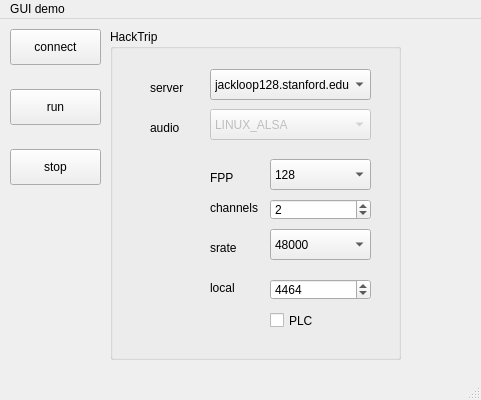
First picture: the form in guiDemo/app/mainwindow.ui, repository cchafe/hacktrip, before the edit.
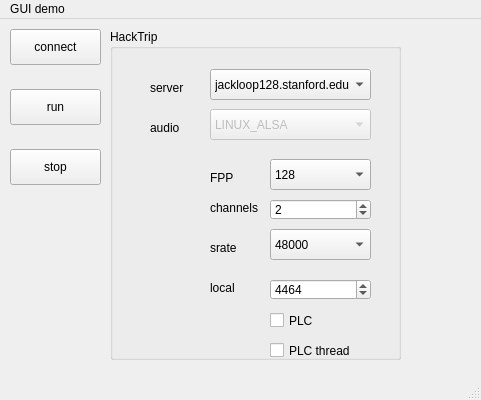
Second picture: the form after the edit.

Commit message: checkbox for PLC thread works

Diff of the .ui file:
```diff
--- a/guiDemo/app/mainwindow.ui
+++ b/guiDemo/app/mainwindow.ui
@@ -347,6 +347,25 @@
       <bool>false</bool>
      </property>
     </widget>
+    <widget class="QCheckBox" name="plcThreadCheckBox">
+     <property name="geometry">
+      <rect>
+       <x>160</x>
+       <y>310</y>
+       <width>87</width>
+       <height>23</height>
+      </rect>
+     </property>
+     <property name="text">
+      <string>PLC thread</string>
+     </property>
+     <property name="checkable">
+      <bool>true</bool>
+     </property>
+     <property name="checked">
+      <bool>false</bool>
+     </property>
+    </widget>
    </widget>
   </widget>
   <widget class="QMenuBar" name="menubar">
```
The commit also changes 6 other files.
